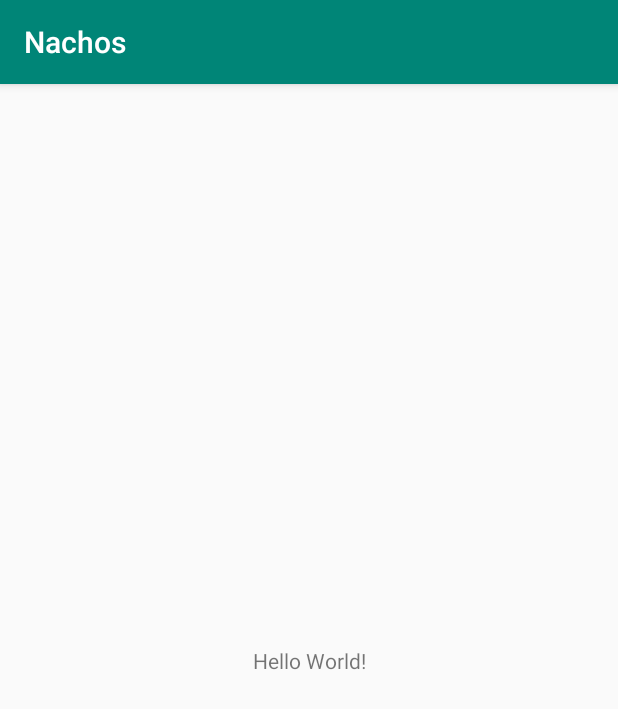
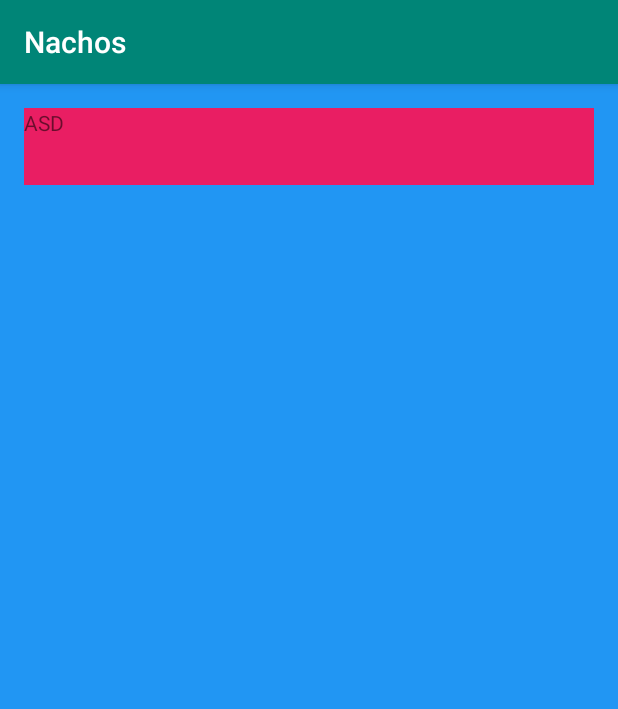
Before and after one commit to crupp52/nachos, an Android app: the screen it shows after launch (MainActivity), on a phone screen of 412 x 824 dp. Shown: the top 709 px of the screen. Run offline under Robolectric (Android 15) with nearby library versions, the phone set to English and light mode, and no system bars.

Commit message:
ViewModel and basic layout

```diff
--- a/app/src/main/AndroidManifest.xml
+++ b/app/src/main/AndroidManifest.xml
@@ -9,7 +9,7 @@
         android:roundIcon="@mipmap/ic_launcher_round"
         android:supportsRtl="true"
         android:theme="@style/AppTheme">
-        <activity android:name=".MainActivity">
+        <activity android:name=".ui.MainActivity">
             <intent-filter>
                 <action android:name="android.intent.action.MAIN" />
 
--- a/app/src/main/java/com/crupp52/nachos/data/model/Movie.kt
+++ b/app/src/main/java/com/crupp52/nachos/data/model/Movie.kt
@@ -3,14 +3,14 @@ package com.crupp52.nachos.data.model
 import java.util.*
 
 data class Movie(
-    val title: String,
-    val release: Date,
+    val title: String
+    /*val release: Date,
     val genres: List<Genre>,
     val id: Int,
     val description: String,
-    val voteAverage: Double
+    val voteAverage: Double*/
 ) {
     override fun toString(): String {
-        return "$title (${release.year})"
+        return title
     }
 }
--- a/app/src/main/java/com/crupp52/nachos/data/repository/FakeMovieRepository.kt
+++ b/app/src/main/java/com/crupp52/nachos/data/repository/MovieRepository.kt
@@ -4,7 +4,7 @@ import androidx.lifecycle.LiveData
 import com.crupp52.nachos.data.dao.FakeMovieDao
 import com.crupp52.nachos.data.model.Movie
 
-class FakeMovieRepository private constructor(private val movieDao: FakeMovieDao) {
+class MovieRepository private constructor(private val movieDao: FakeMovieDao) {
     fun add(movie: Movie){
         movieDao.add(movie)
     }
@@ -15,10 +15,10 @@ class FakeMovieRepository private constructor(private val movieDao: FakeMovieDao
 
     companion object {
         @Volatile
-        private var instance: FakeMovieRepository? = null
+        private var instance: MovieRepository? = null
 
         fun getInstance(movieDao: FakeMovieDao) = instance ?: synchronized(this) {
-            instance ?: FakeMovieRepository(movieDao).also { instance = it }
+            instance ?: MovieRepository(movieDao).also { instance = it }
         }
     }
 }
--- a/app/src/main/java/com/crupp52/nachos/data/repository/FakePlaylistRepository.kt
+++ b/app/src/main/java/com/crupp52/nachos/data/repository/PlaylistRepository.kt
@@ -4,7 +4,7 @@ import androidx.lifecycle.LiveData
 import com.crupp52.nachos.data.dao.FakePlaylistDao
 import com.crupp52.nachos.data.model.Playlist
 
-class FakePlaylistRepository private constructor(private val playlistDao: FakePlaylistDao){
+class PlaylistRepository private constructor(private val playlistDao: FakePlaylistDao){
     fun add(playlist: Playlist){
         playlistDao.add(playlist)
     }
@@ -15,10 +15,10 @@ class FakePlaylistRepository private constructor(private val playlistDao: FakePl
 
     companion object {
         @Volatile
-        private var instance: FakePlaylistRepository? = null
+        private var instance: PlaylistRepository? = null
 
         fun getInstance(playlistDao: FakePlaylistDao) = instance ?: synchronized(this) {
-            instance ?: FakePlaylistRepository(playlistDao).also { instance = it }
+            instance ?: PlaylistRepository(playlistDao).also { instance = it }
         }
     }
 }
--- /dev/null
+++ b/app/src/main/java/com/crupp52/nachos/ui/MainActivity.kt
@@ -0,0 +1,37 @@
+package com.crupp52.nachos.ui
+
+import androidx.appcompat.app.AppCompatActivity
+import android.os.Bundle
+import androidx.lifecycle.Observer
+import androidx.lifecycle.ViewModelProvider
+import androidx.lifecycle.ViewModelProviders
+import com.crupp52.nachos.R
+import com.crupp52.nachos.data.model.Movie
+import com.crupp52.nachos.ui.viewmodel.MoviesViewModel
+import com.crupp52.nachos.utils.InjectorUtils
+import kotlinx.android.synthetic.main.activity_main.*
+import java.lang.StringBuilder
+import java.util.*
+
+class MainActivity : AppCompatActivity() {
+
+    override fun onCreate(savedInstanceState: Bundle?) {
+        super.onCreate(savedInstanceState)
+        setContentView(R.layout.activity_main)
+
+        initializeUi()
+    }
+
+    private fun initializeUi() {
+        val factory = InjectorUtils.provideMoviesViewModelFatory()
+        val viewModel = ViewModelProviders.of(this, factory).get(MoviesViewModel::class.java)
+
+        viewModel.add(Movie("ASD"))
+
+        viewModel.getAll().observe(this, Observer { movies ->
+            val stringBuilder = StringBuilder()
+            movies.forEach { movie -> stringBuilder.append("$movie\n\n") }
+            textView.text = stringBuilder.toString()
+        })
+    }
+}
--- /dev/null
+++ b/app/src/main/java/com/crupp52/nachos/ui/viewmodel/MoviesViewModel.kt
@@ -0,0 +1,16 @@
+package com.crupp52.nachos.ui.viewmodel
+
+import androidx.lifecycle.LiveData
+import androidx.lifecycle.ViewModel
+import com.crupp52.nachos.data.model.Movie
+import com.crupp52.nachos.data.repository.MovieRepository
+
+class MoviesViewModel(private val movieRepository: MovieRepository) : ViewModel() {
+    fun getAll(): LiveData<List<Movie>> {
+        return movieRepository.getAll()
+    }
+
+    fun add(movie: Movie){
+        movieRepository.add(movie)
+    }
+}
--- /dev/null
+++ b/app/src/main/java/com/crupp52/nachos/ui/viewmodelFactory/MoviesViewModelFactory.kt
@@ -0,0 +1,15 @@
+package com.crupp52.nachos.ui.viewmodelFactory
+
+import androidx.lifecycle.ViewModel
+import androidx.lifecycle.ViewModelProvider
+import com.crupp52.nachos.data.repository.MovieRepository
+import com.crupp52.nachos.ui.viewmodel.MoviesViewModel
+
+class MoviesViewModelFactory(private val movieRepository: MovieRepository) :
+    ViewModelProvider.NewInstanceFactory() {
+
+    @Suppress("UNCHECKED_CAST")
+    override fun <T : ViewModel?> create(modelClass: Class<T>): T {
+        return MoviesViewModel(movieRepository) as T
+    }
+}
--- /dev/null
+++ b/app/src/main/java/com/crupp52/nachos/utils/InjectorUtils.kt
@@ -0,0 +1,25 @@
+package com.crupp52.nachos.utils
+
+import com.crupp52.nachos.data.FakeDatabase
+import com.crupp52.nachos.data.repository.MovieRepository
+import com.crupp52.nachos.data.repository.PlaylistRepository
+import com.crupp52.nachos.ui.viewmodelFactory.MoviesViewModelFactory
+import com.crupp52.nachos.ui.viewmodelFactory.PlaylistViewModelFactory
+
+object InjectorUtils {
+    fun provideMoviesViewModelFatory(): MoviesViewModelFactory {
+        return MoviesViewModelFactory(
+            MovieRepository.getInstance(
+                FakeDatabase.getInstance().movieDao
+            )
+        )
+    }
+
+    fun providePlaylistViewModelFatory(): PlaylistViewModelFactory {
+        return PlaylistViewModelFactory(
+            PlaylistRepository.getInstance(
+                FakeDatabase.getInstance().playlistDao
+            )
+        )
+    }
+}
--- a/app/src/main/res/layout/activity_main.xml
+++ b/app/src/main/res/layout/activity_main.xml
@@ -4,15 +4,19 @@
     xmlns:tools="http://schemas.android.com/tools"
     android:layout_width="match_parent"
     android:layout_height="match_parent"
-    tools:context=".MainActivity">
+    android:background="#2196F3"
+    tools:context=".ui.MainActivity">
 
     <TextView
-        android:layout_width="wrap_content"
+        android:id="@+id/textView"
+        android:layout_width="0dp"
         android:layout_height="wrap_content"
-        android:text="Hello World!"
-        app:layout_constraintBottom_toBottomOf="parent"
-        app:layout_constraintLeft_toLeftOf="parent"
-        app:layout_constraintRight_toRightOf="parent"
+        android:layout_marginStart="16dp"
+        android:layout_marginTop="16dp"
+        android:layout_marginEnd="16dp"
+        android:background="#E91E63"
+        android:text="TextView"
+        app:layout_constraintEnd_toEndOf="parent"
+        app:layout_constraintStart_toStartOf="parent"
         app:layout_constraintTop_toTopOf="parent" />
-
 </androidx.constraintlayout.widget.ConstraintLayout>
```
Also changed, not shown: app/src/main/java/com/crupp52/nachos/MainActivity.kt (deleted, +0 -12 lines), app/src/main/java/com/crupp52/nachos/ui/viewmodel/PlaylistViewModel.kt (added, +16 -0 lines), app/src/main/java/com/crupp52/nachos/ui/viewmodelFactory/PlaylistViewModelFactory.kt (added, +13 -0 lines).
